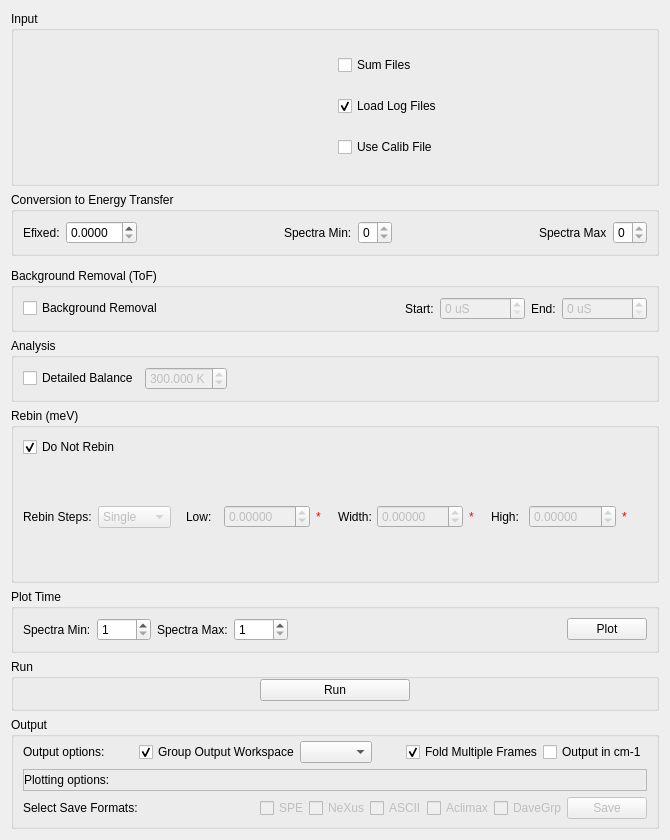
Old version of the form qt/scientific_interfaces/Indirect/Reduction/ISISEnergyTransfer.ui in the repository mantidproject/mantid.
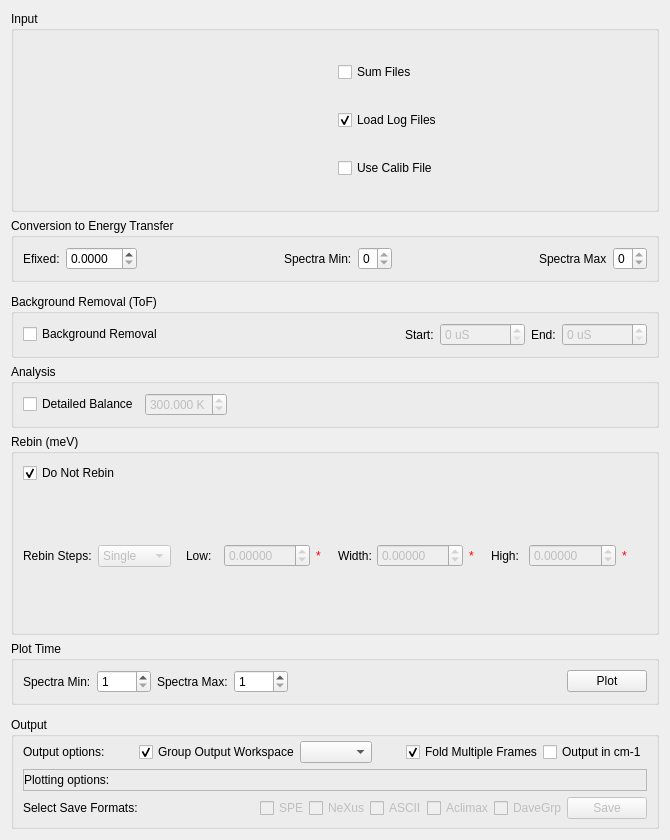
New version of the form. Custom widgets are drawn as their Qt base class.

Commit message: Use RunWidget in ISIS Energy Transfer tab

```diff
--- a/qt/scientific_interfaces/Indirect/Reduction/ISISEnergyTransfer.ui
+++ b/qt/scientific_interfaces/Indirect/Reduction/ISISEnergyTransfer.ui
@@ -712,64 +712,7 @@
     </widget>
    </item>
    <item>
-    <widget class="QGroupBox" name="gbRun">
-     <property name="title">
-      <string>Run</string>
-     </property>
-     <layout class="QHBoxLayout" name="horizontalLayout_7">
-      <property name="topMargin">
-       <number>0</number>
-      </property>
-      <property name="bottomMargin">
-       <number>7</number>
-      </property>
-      <item>
-       <spacer name="horizontalSpacer_4">
-        <property name="orientation">
-         <enum>Qt::Horizontal</enum>
-        </property>
-        <property name="sizeHint" stdset="0">
-         <size>
-          <width>40</width>
-          <height>20</height>
-         </size>
-        </property>
-       </spacer>
-      </item>
-      <item>
-       <widget class="QPushButton" name="pbRun">
-        <property name="minimumSize">
-         <size>
-          <width>150</width>
-          <height>0</height>
-         </size>
-        </property>
-        <property name="maximumSize">
-         <size>
-          <width>180</width>
-          <height>16777215</height>
-         </size>
-        </property>
-        <property name="text">
-         <string>Run</string>
-        </property>
-       </widget>
-      </item>
-      <item>
-       <spacer name="horizontalSpacer_10">
-        <property name="orientation">
-         <enum>Qt::Horizontal</enum>
-        </property>
-        <property name="sizeHint" stdset="0">
-         <size>
-          <width>40</width>
-          <height>20</height>
-         </size>
-        </property>
-       </spacer>
-      </item>
-     </layout>
-    </widget>
+    <widget class="MantidQt::CustomInterfaces::RunView" name="runWidget" native="true"/>
    </item>
    <item>
     <widget class="QGroupBox" name="gbOutput">
@@ -1041,6 +984,12 @@
    <extends>QWidget</extends>
    <header>MantidQtWidgets/Common/DataSelector.h</header>
   </customwidget>
+  <customwidget>
+   <class>MantidQt::CustomInterfaces::RunView</class>
+   <extends>QWidget</extends>
+   <header>Common/RunWidget/RunView.h</header>
+   <container>1</container>
+  </customwidget>
  </customwidgets>
  <tabstops>
   <tabstop>ckSumFiles</tabstop>
```
The commit also changes 7 other files.
